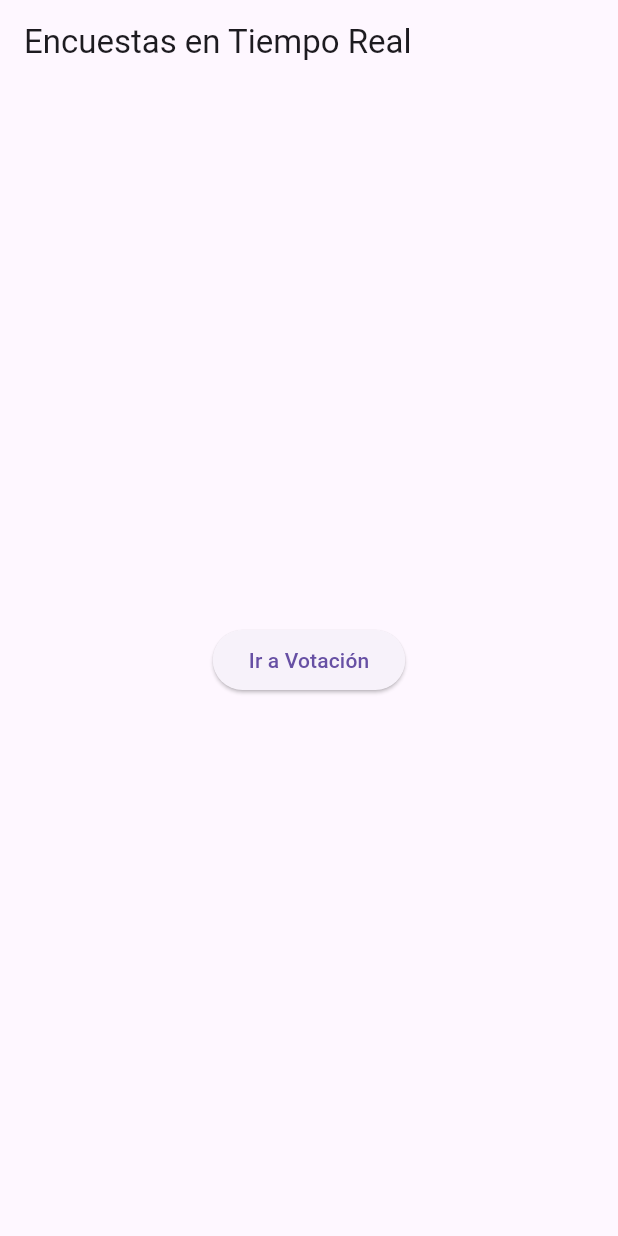
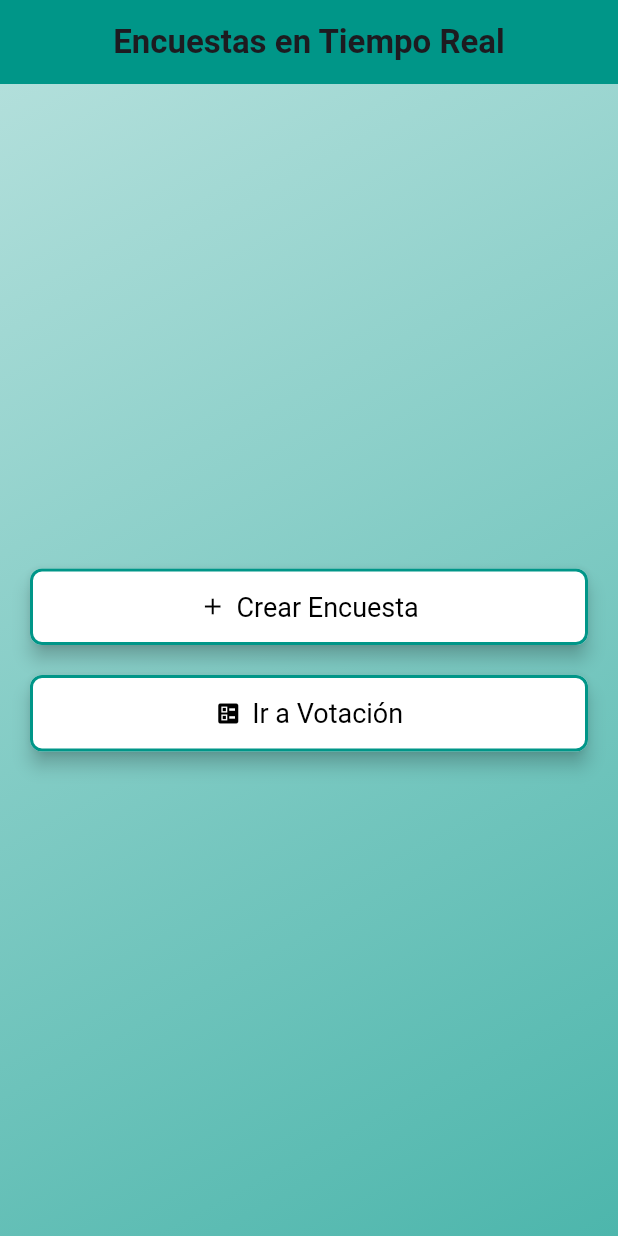
Before and after one commit to Jotaoesee/opinion_rapida, a Flutter app: the screen it shows after launch, on a phone screen of 412 x 824 dp. Run offline on Flutter 3.47's test engine with Material 3 defaults, Android fonts, the phone set to English and light mode, and no system bars; our stand-ins replace cloud_firestore, firebase_core; accounts and stored records are empty.

Commit message:
hago cambios visuales en las pantallas para que sean el mismo

```diff
--- a/lib/pantallas/inicio_encuestas.dart
+++ b/lib/pantallas/inicio_encuestas.dart
@@ -1,4 +1,5 @@
 import 'package:flutter/material.dart';
+import 'package:opinion_rapida/pantallas/crear_encuesta.dart';
 import 'package:opinion_rapida/pantallas/pantalla_votacion.dart';
 
 class InicioEncuesta extends StatelessWidget {
@@ -8,30 +9,89 @@ class InicioEncuesta extends StatelessWidget {
   Widget build(BuildContext context) {
     return Scaffold(
       appBar: AppBar(
-        title: const Text('Encuestas en Tiempo Real'),
+        backgroundColor: Colors.teal, // Color de fondo del AppBar
+        title: const Text(
+          'Encuestas en Tiempo Real',
+          style: TextStyle(
+            fontWeight: FontWeight.bold,
+            fontSize: 22,
           ),
-      body: Center(
+        ),
+        centerTitle: true, // Centrar el título
+      ),
+      body: Container(
+        decoration: BoxDecoration(
+          gradient: LinearGradient(
+            colors: [Colors.teal.shade100, Colors.teal.shade300],
+            begin: Alignment.topLeft,
+            end: Alignment.bottomRight,
+          ),
+        ),
+        child: Center(
+          child: Padding(
+            padding: const EdgeInsets.all(20.0),
             child: Column(
               mainAxisAlignment: MainAxisAlignment.center,
+              crossAxisAlignment: CrossAxisAlignment.stretch,
               children: [
-            // Puedes añadir el botón para navegar a la pantalla de votación
-            ElevatedButton(
+                // Botón para crear encuesta
+                ElevatedButton.icon(
+                  icon: const Icon(Icons.add), // Ícono de "agregar"
+                  label: const Text('Crear Encuesta'),
+                  style: ElevatedButton.styleFrom(
+                    backgroundColor: const Color.fromARGB(255, 255, 255, 255),
+                    foregroundColor: const Color.fromARGB(255, 0, 0, 0),
+                    padding: const EdgeInsets.symmetric(vertical: 15.0),
+                    shape: RoundedRectangleBorder(
+                      borderRadius: BorderRadius.circular(8.0),
+                      side: const BorderSide(
+                          color: Colors.teal, width: 2), // Borde
+                    ),
+                    textStyle: const TextStyle(fontSize: 18),
+                    elevation: 5, // Sombra al botón
+                  ),
                   onPressed: () {
-                // Crear un ID ficticio para la encuesta, puedes cambiarlo según sea necesario
+                    Navigator.push(
+                      context,
+                      MaterialPageRoute(
+                        builder: (context) => CrearEncuesta(),
+                      ),
+                    );
+                  },
+                ),
+                const SizedBox(height: 20),
+                // Botón para ir a votación
+                ElevatedButton.icon(
+                  icon:
+                      const Icon(Icons.ballot), // Ícono de "votación" (balota)
+                  label: const Text('Ir a Votación'),
+                  style: ElevatedButton.styleFrom(
+                    backgroundColor: const Color.fromARGB(255, 255, 255, 255),
+                    padding: const EdgeInsets.symmetric(vertical: 15.0),
+                    foregroundColor: const Color.fromARGB(255, 0, 0, 0),
+                    shape: RoundedRectangleBorder(
+                      borderRadius: BorderRadius.circular(8.0),
+                      side: const BorderSide(
+                          color: Colors.teal, width: 2), // Borde
+                    ),
+                    textStyle: const TextStyle(fontSize: 18),
+                    elevation: 5, // Sombra al botón
+                  ),
+                  onPressed: () {
                     String encuestaId = 'encuesta_prueba_id_123';
-
                     Navigator.push(
                       context,
                       MaterialPageRoute(
                         builder: (context) => PantallaVotacion(
-                      encuestaId: encuestaId, // Pasamos el ID ficticio
+                          encuestaId: encuestaId,
                         ),
                       ),
                     );
                   },
-              child: const Text('Ir a Votación'),
                 ),
               ],
+            ),
+          ),
         ),
       ),
     );
```
Also changed, not shown: lib/pantallas/crear_encuesta.dart (added, +121 -0 lines), lib/pantallas/pantalla_votacion.dart (+30 -4 lines). Lines whose indentation alone changed are shown as unchanged.
